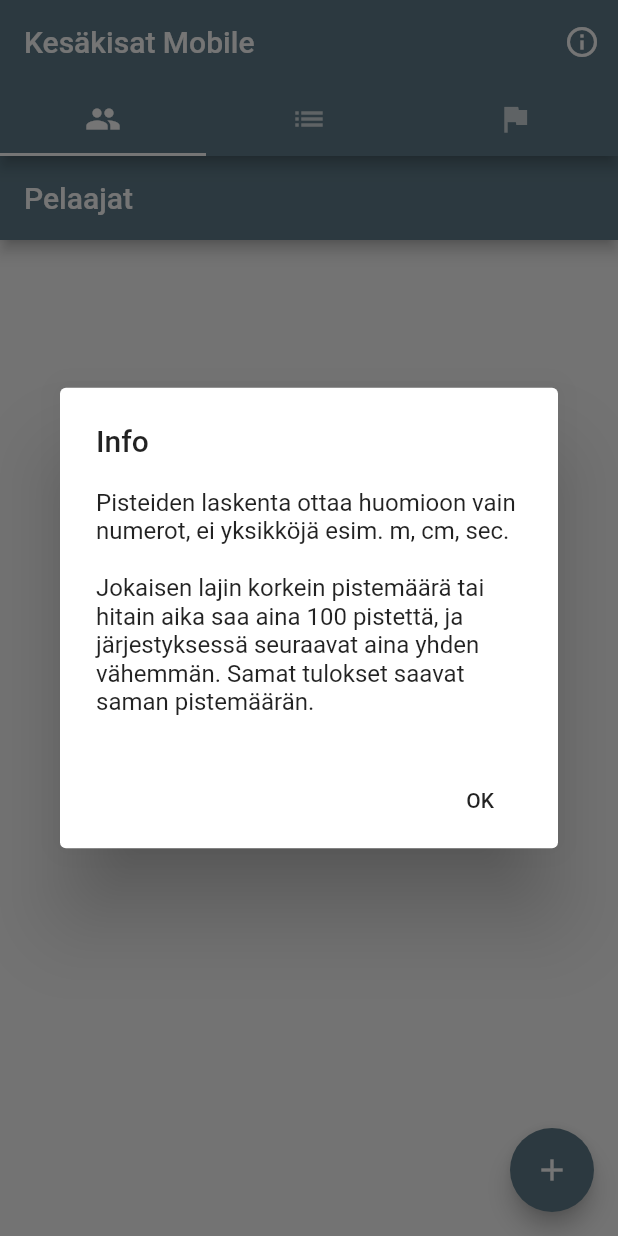
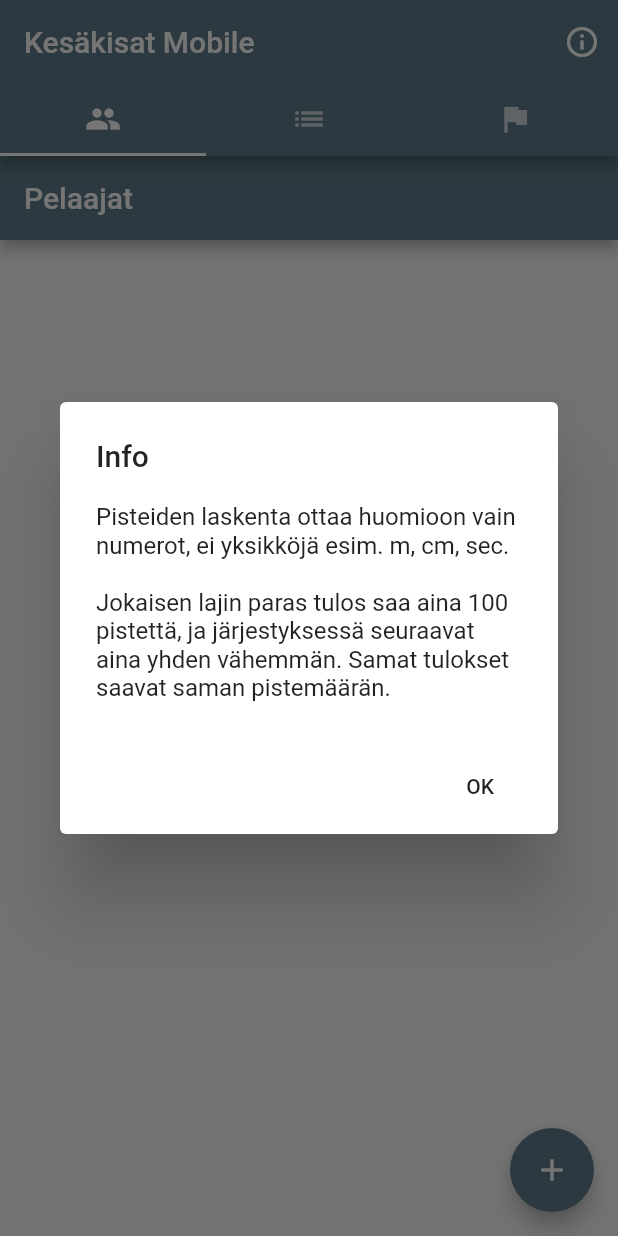
Before and after one commit to jerekarppinen/kesakisat_mobile, a Flutter app: the screen it shows after launch, after a tap on the "info outline" icon, on a phone screen of 412 x 824 dp. Run offline on Flutter 3.47's test engine with Material 2 defaults, Android fonts, the light colour scheme and no system bars; our stand-ins replace flutter_bloc, sqflite; accounts and stored records are empty.

Commit message:
Refactor info

```diff
--- a/lib/main.dart
+++ b/lib/main.dart
@@ -25,7 +25,7 @@ class TabBarMyApp extends StatelessWidget {
         title: Text("Info"),
         content: Text(
             "Pisteiden laskenta ottaa huomioon vain numerot, ei yksikköjä esim. m, cm, sec. \n\n"
-                "Jokaisen lajin korkein pistemäärä tai hitain aika saa aina 100 pistettä, ja järjestyksessä seuraavat aina yhden vähemmän. "
+                "Jokaisen lajin paras tulos saa aina 100 pistettä, ja järjestyksessä seuraavat aina yhden vähemmän. "
                 "Samat tulokset saavat saman pistemäärän."
         ),
         actions: [
```
